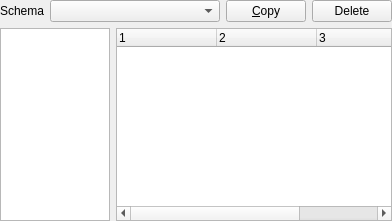
Old version of the form src/libHeaven/ColorSchemata/ColorSchemaEditor.ui in the repository macgitver/libHeaven.
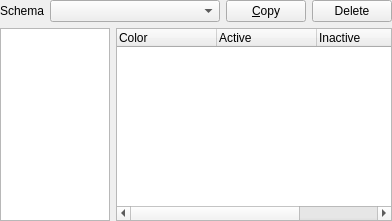
New version of the form.

Commit message: View Colors

The edit to the form file:
```diff
--- a/src/libHeaven/ColorSchemata/ColorSchemaEditor.ui
+++ b/src/libHeaven/ColorSchemata/ColorSchemaEditor.ui
@@ -104,6 +104,12 @@
          <verstretch>0</verstretch>
         </sizepolicy>
        </property>
+       <property name="rootIsDecorated">
+        <bool>false</bool>
+       </property>
+       <property name="itemsExpandable">
+        <bool>false</bool>
+       </property>
        <property name="allColumnsShowFocus">
         <bool>true</bool>
        </property>
@@ -115,22 +121,22 @@
        </attribute>
        <column>
         <property name="text">
-         <string notr="true">1</string>
+         <string notr="true">Color</string>
         </property>
        </column>
        <column>
         <property name="text">
-         <string notr="true">2</string>
+         <string notr="true">Active</string>
         </property>
        </column>
        <column>
         <property name="text">
-         <string notr="true">3</string>
+         <string notr="true">Inactive</string>
         </property>
        </column>
        <column>
         <property name="text">
-         <string notr="true">4</string>
+         <string notr="true">Disabled</string>
         </property>
        </column>
       </widget>
```
The commit also changes 6 other files.
